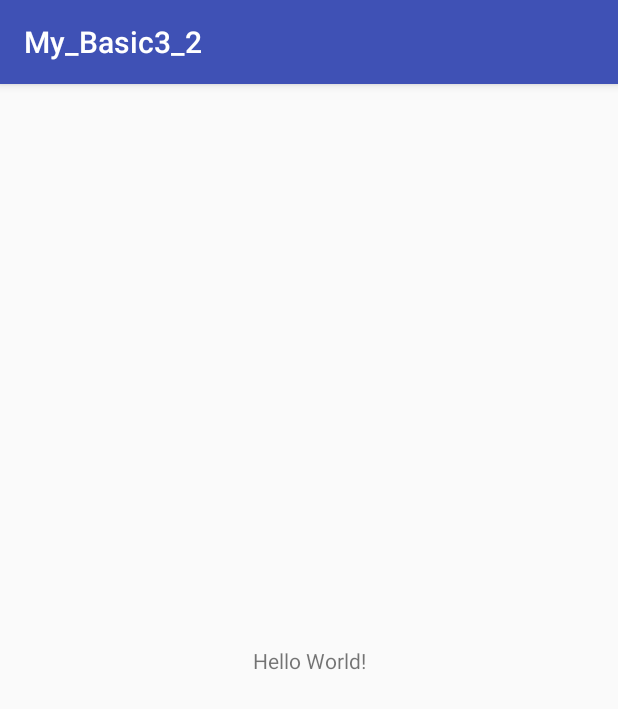
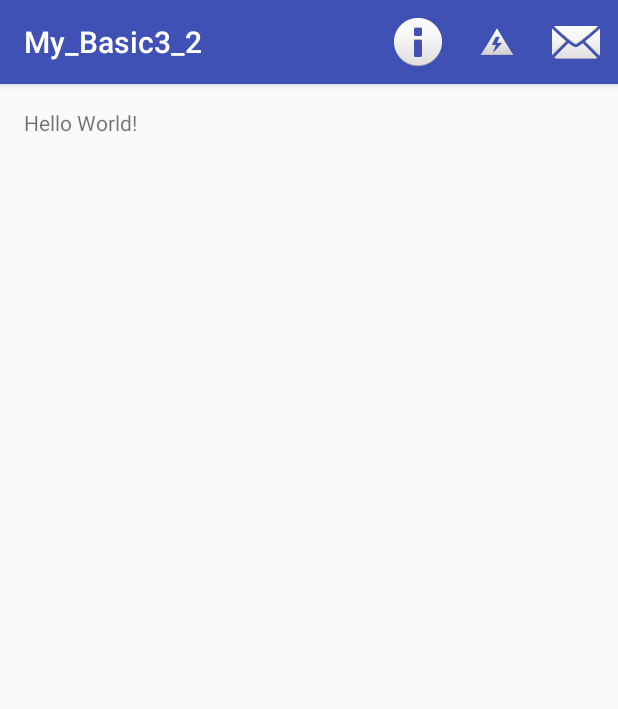
Before and after one commit to jaechoenKO/My_Basic3_2, an Android app: the screen it shows after launch (MainActivity), on a phone screen of 412 x 824 dp. Shown: the top 709 px of the screen. Run offline under Robolectric (Android 15) with nearby library versions, the phone set to English and light mode, and no system bars.

Commit message:
menu item

```diff
--- a/app/src/main/java/com/exam/my_basic3_2/MainActivity.java
+++ b/app/src/main/java/com/exam/my_basic3_2/MainActivity.java
@@ -2,12 +2,55 @@ package com.exam.my_basic3_2;
 
 import android.support.v7.app.AppCompatActivity;
 import android.os.Bundle;
+import android.view.Menu;
+import android.view.MenuItem;
+import android.widget.TextView;
+import android.widget.Toast;
 
 public class MainActivity extends AppCompatActivity {
+
+    TextView textView;
 
     @Override
     protected void onCreate(Bundle savedInstanceState) {
         super.onCreate(savedInstanceState);
         setContentView(R.layout.activity_main);
+
+        textView = findViewById(R.id.tv01);
+
+    }
+
+    @Override
+    public boolean onCreateOptionsMenu(Menu menu) {
+
+        // 인플레이션 처리를 해야 아이템을 사용할 수 있다.
+        getMenuInflater().inflate(R.menu.menu_item, menu);
+
+        return true;
+    }
+
+    /**
+     * 아이템을 눌렀을 때 반응.
+     * **/
+    @Override
+    public boolean onOptionsItemSelected(MenuItem item) {
+
+        switch (item.getItemId()){
+
+            case R.id.item01:
+                Toast.makeText(this, "menu1", Toast.LENGTH_LONG).show();
+                break;
+            case R.id.item02:
+                Toast.makeText(this, "menu2", Toast.LENGTH_LONG).show();
+                break;
+            case R.id.item03:
+                Toast.makeText(this, "menu3", Toast.LENGTH_LONG).show();
+                break;
+            default:
+                break;
+
+        }
+        textView.setText(item.getTitle().toString());
+        return false;
     }
 }
--- a/app/src/main/res/layout/activity_main.xml
+++ b/app/src/main/res/layout/activity_main.xml
@@ -1,18 +1,16 @@
 <?xml version="1.0" encoding="utf-8"?>
-<android.support.constraint.ConstraintLayout xmlns:android="http://schemas.android.com/apk/res/android"
+<RelativeLayout xmlns:android="http://schemas.android.com/apk/res/android"
     xmlns:app="http://schemas.android.com/apk/res-auto"
     xmlns:tools="http://schemas.android.com/tools"
     android:layout_width="match_parent"
     android:layout_height="match_parent"
+    android:padding="16dp"
     tools:context=".MainActivity">
 
     <TextView
+        android:id="@+id/tv01"
         android:layout_width="wrap_content"
         android:layout_height="wrap_content"
-        android:text="Hello World!"
-        app:layout_constraintBottom_toBottomOf="parent"
-        app:layout_constraintLeft_toLeftOf="parent"
-        app:layout_constraintRight_toRightOf="parent"
-        app:layout_constraintTop_toTopOf="parent" />
+        android:text="Hello World!" />
 
-</android.support.constraint.ConstraintLayout>
+</RelativeLayout>
--- /dev/null
+++ b/app/src/main/res/menu/menu_item.xml
@@ -0,0 +1,35 @@
+<?xml version="1.0" encoding="utf-8"?>
+<menu xmlns:android="http://schemas.android.com/apk/res/android"
+    xmlns:app="http://schemas.android.com/apk/res-auto">
+
+
+    <!--
+        showAsAction : 어떻게 보여지는지.
+        always : 액션바에 항상 표시
+        neaver : 액션바 항목에 표시 하지 않는다.
+        ifroom : 액션바에 여유 공간이 없는 경우에는 추가하지 않는다. 즉 여유 공간이 있을 때만 추가.
+        withText : 오른쪽에 ...이 생기며 거기에 text로 들어간다.
+        collapseActionView : 아이템에 설정한 뷰에 아이콘만 설정.
+        orderInCategory : 아이템의 순서
+    -->
+    <item
+        android:id="@+id/item01"
+        android:title="menu1"
+        android:orderInCategory="2"
+        android:icon="@android:drawable/ic_lock_idle_low_battery"
+        app:showAsAction="always"/>
+
+    <item
+        android:id="@+id/item02"
+        android:title="menu2"
+        android:orderInCategory="3"
+        android:icon="@android:drawable/ic_dialog_email"
+        app:showAsAction="always"/>
+    <item
+        android:id="@+id/item03"
+        android:title="menu3"
+        android:orderInCategory="1"
+        android:icon="@android:drawable/ic_dialog_info"
+        app:showAsAction="always"/>
+
+</menu>
```
